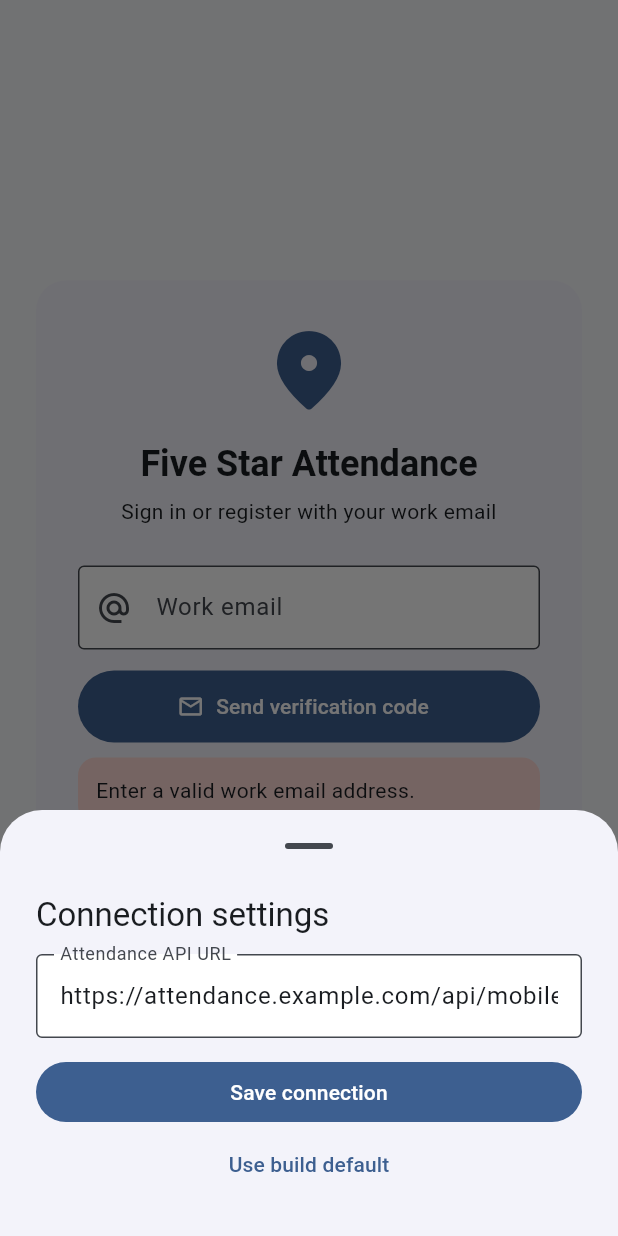
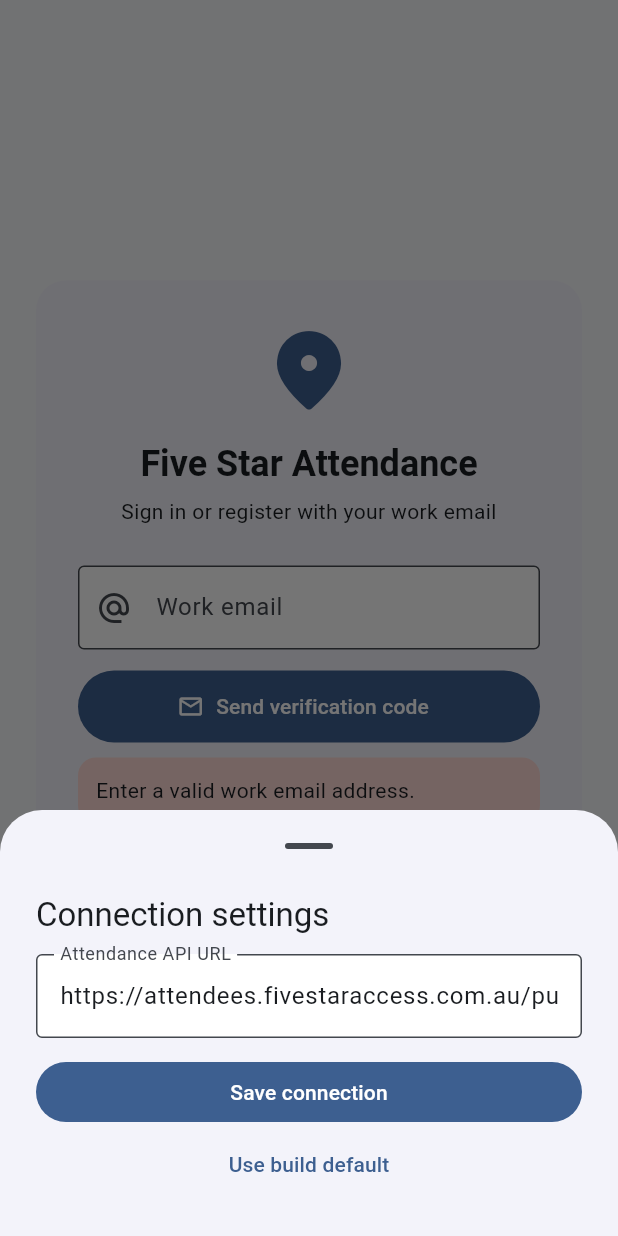
Before and after one commit to mickeysingh3312-bit/attendess, a Flutter app: the screen it shows after launch, after a tap on "Send verification code", after a tap on "Connection settings", on a phone screen of 412 x 824 dp. Run offline on Flutter 3.47's test engine with Material 3 defaults, Android fonts, the phone set to English and light mode, and no system bars; our stand-ins replace shared_preferences; network calls fail.

Commit message:
Lock mobile API URL and remove runtime connection override

```diff
--- a/mobile/lib/config.dart
+++ b/mobile/lib/config.dart
@@ -1,41 +1,7 @@
-import 'package:shared_preferences/shared_preferences.dart';
+class AppConfig {
+  static const appVersion = '0.4.4';
+  static const productionApiBaseUrl =
+      'https://attendees.fivestaraccess.com.au/public/api/mobile';
 
-class AppConfig {
-  static const appVersion = '0.4.3';
-  static const defaultApiBaseUrl = String.fromEnvironment(
-    'API_BASE_URL',
-    defaultValue: 'https://attendance.example.com/api/mobile',
-  );
-
-  static Future<String> apiBaseUrl() async {
-    final preferences = await SharedPreferences.getInstance();
-    return normalizeApiBaseUrl(
-      preferences.getString('api_base_url') ?? defaultApiBaseUrl,
-    );
-  }
-
-  static Future<void> setApiBaseUrl(String value) async {
-    final preferences = await SharedPreferences.getInstance();
-    await preferences.setString('api_base_url', normalizeApiBaseUrl(value));
-  }
-
-  static Future<void> resetApiBaseUrl() async {
-    final preferences = await SharedPreferences.getInstance();
-    await preferences.remove('api_base_url');
-  }
-
-  static String normalizeApiBaseUrl(String input) {
-    var value = input.trim();
-    if (value.isEmpty) value = defaultApiBaseUrl;
-    if (!value.startsWith('http://') && !value.startsWith('https://')) {
-      value = 'https://$value';
-    }
-    while (value.endsWith('/')) {
-      value = value.substring(0, value.length - 1);
-    }
-    if (!value.endsWith('/api/mobile')) {
-      value = '$value/api/mobile';
-    }
-    return value;
-  }
+  static Future<String> apiBaseUrl() async => productionApiBaseUrl;
 }
```
